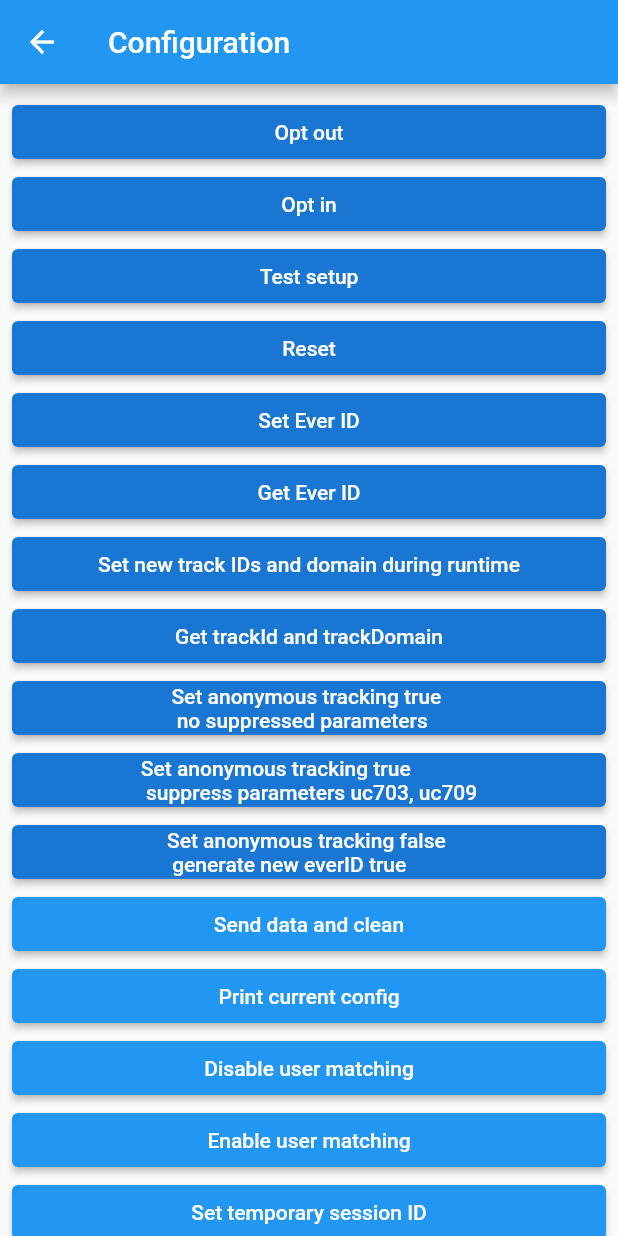
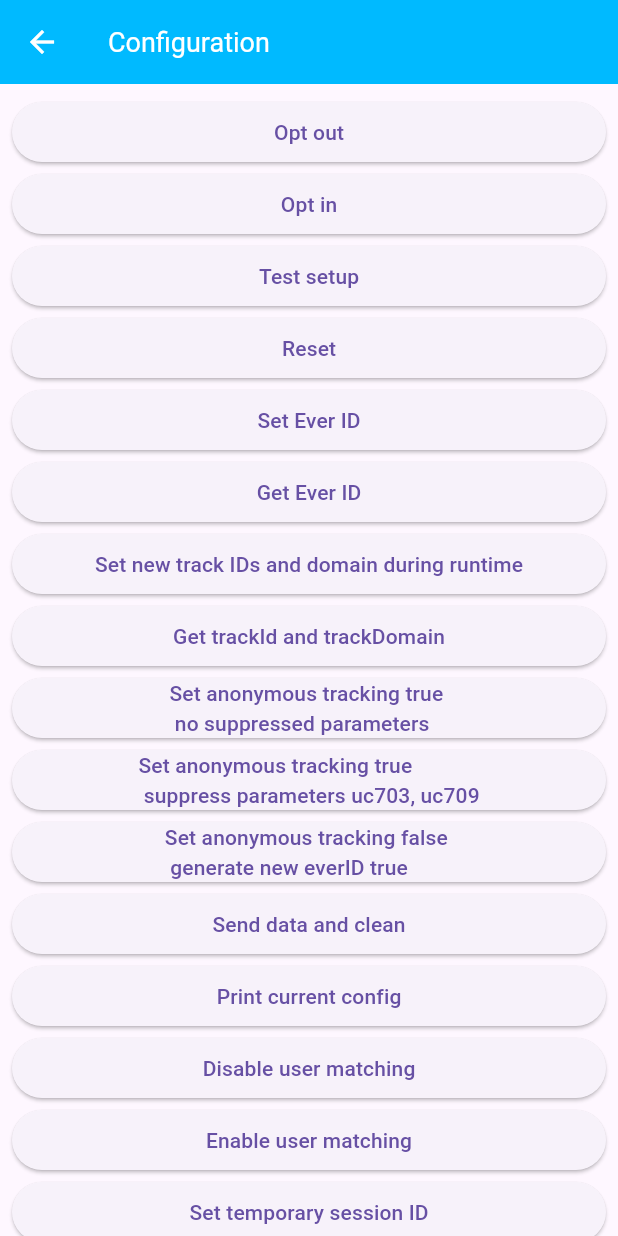
Before and after one commit to mapp-digital/Mapp-Intelligence-Flutter-Tracking, a Flutter app: the screen it shows after launch, after a tap on "Configuration", on a phone screen of 412 x 824 dp. Run offline on Flutter 3.47's test engine with Material 2 defaults, Android fonts, the phone set to English and light mode, and no system bars; our stand-ins replace chewie, video_player; missing offline and left inert: dart:ffi; statements that could not run were skipped.

Commit message:
Sample for mapp analytics observer

```diff
--- a/example/lib/ActionTracking.dart
+++ b/example/lib/ActionTracking.dart
@@ -16,8 +16,6 @@ class ActionTracking extends StatelessWidget {
         PluginMappintelligence.trackAction(event);
       },
       child: Text('Track Action'),
-      style:
-          ElevatedButton.styleFrom(primary: Theme.of(context).primaryColorDark),
     ));
     buttons.add(ElevatedButton(
       onPressed: () async {
@@ -42,8 +40,6 @@ class ActionTracking extends StatelessWidget {
         PluginMappintelligence.trackAction(event);
       },
       child: Text('Track Custom Action'),
-      style:
-          ElevatedButton.styleFrom(primary: Theme.of(context).primaryColorDark),
     ));
     return buttons;
   }
@@ -53,7 +49,6 @@ class ActionTracking extends StatelessWidget {
     return Scaffold(
       appBar: AppBar(
         title: Text('Action Tracking'),
-        backgroundColor: Theme.of(context).primaryColor,
       ),
       body: ListView(
         children: _buildButtons(context),
--- a/example/lib/DeepLinkTracking.dart
+++ b/example/lib/DeepLinkTracking.dart
@@ -37,7 +37,6 @@ class DeepLinkTracking extends StatelessWidget {
     return Scaffold(
       appBar: AppBar(
         title: Text('URL Tracking'),
-        backgroundColor: Theme.of(context).primaryColor,
       ),
       body: Padding(
         padding: const EdgeInsets.all(8.0),
--- a/example/lib/Details.dart
+++ b/example/lib/Details.dart
@@ -15,16 +15,12 @@ class DetailsView extends StatelessWidget {
         await PluginMappintelligence.optOutAndSendCurrentData(true);
       },
       child: Text('Opt out'),
-      style:
-          ElevatedButton.styleFrom(primary: Theme.of(context).primaryColorDark),
     ));
     buttons.add(ElevatedButton(
       onPressed: () {
         PluginMappintelligence.optIn();
       },
       child: Text('Opt in'),
-      style:
-          ElevatedButton.styleFrom(primary: Theme.of(context).primaryColorDark),
     ));
 
     buttons.add(ElevatedButton(
@@ -38,8 +34,6 @@ class DetailsView extends StatelessWidget {
         PluginMappintelligence.build();
       },
       child: Text('Test setup'),
-      style:
-          ElevatedButton.styleFrom(primary: Theme.of(context).primaryColorDark),
     ));
 
     buttons.add(ElevatedButton(
@@ -53,26 +47,22 @@ class DetailsView extends StatelessWidget {
         //PluginMappintelligence.setEverId("111111111");
       },
       child: Text("Reset"),
-      style:
-          ElevatedButton.styleFrom(primary: Theme.of(context).primaryColorDark),
     ));
     buttons.add(ElevatedButton(
       onPressed: () {
         PluginMappintelligence.setEverId("123456789");
       },
       child: Text("Set Ever ID"),
-      style:
-          ElevatedButton.styleFrom(primary: Theme.of(context).primaryColorDark),
     ));
 
     buttons.add(ElevatedButton(
       onPressed: () {
-        PluginMappintelligence.getEverID().then((String value) =>
-            {showAlertDialog(context, "Current EverId: ${value.isEmpty ? "null" : value}")});
+        PluginMappintelligence.getEverID().then((String value) => {
+              showAlertDialog(
+                  context, "Current EverId: ${value.isEmpty ? "null" : value}")
+            });
       },
       child: Text('Get Ever ID'),
-      style:
-          ElevatedButton.styleFrom(primary: Theme.of(context).primaryColorDark),
     ));
 
     buttons.add(ElevatedButton(
@@ -81,8 +71,6 @@ class DetailsView extends StatelessWidget {
             ["826582930668809"], "http://vdestellaaccount01.wt-eu02.net");
       },
       child: Text("Set new track IDs and domain during runtime"),
-      style:
-          ElevatedButton.styleFrom(primary: Theme.of(context).primaryColorDark),
     ));
     buttons.add(ElevatedButton(
       onPressed: () async {
@@ -106,16 +94,12 @@ class DetailsView extends StatelessWidget {
         }
       },
       child: Text("Get trackId and trackDomain"),
-      style:
-          ElevatedButton.styleFrom(primary: Theme.of(context).primaryColorDark),
     ));
     buttons.add(ElevatedButton(
       onPressed: () async {
         PluginMappintelligence.setAnonymousTracking(true, [], false);
       },
       child: Text("Set anonymous tracking true \n no suppressed parameters"),
-      style:
-          ElevatedButton.styleFrom(primary: Theme.of(context).primaryColorDark),
     ));
     buttons.add(ElevatedButton(
       onPressed: () async {
@@ -124,16 +108,12 @@ class DetailsView extends StatelessWidget {
       },
       child: Text(
           "Set anonymous tracking true \n suppress parameters uc703, uc709"),
-      style:
-          ElevatedButton.styleFrom(primary: Theme.of(context).primaryColorDark),
     ));
     buttons.add(ElevatedButton(
       onPressed: () async {
         PluginMappintelligence.setAnonymousTracking(false, ['cs801'], true);
       },
       child: Text("Set anonymous tracking false \n generate new everID true"),
-      style:
-          ElevatedButton.styleFrom(primary: Theme.of(context).primaryColorDark),
     ));
     buttons.add(ElevatedButton(
         onPressed: () async {
@@ -170,8 +150,9 @@ class DetailsView extends StatelessWidget {
   Widget build(BuildContext context) {
     return Scaffold(
       appBar: AppBar(
-        title: Text('Configuration'),
-        backgroundColor: Theme.of(context).primaryColor,
+        title: Text(
+          'Configuration',
+        ),
       ),
       body: ListView(
         children: _buildButtons(context),
--- a/example/lib/PageViewEvent.dart
+++ b/example/lib/PageViewEvent.dart
@@ -84,7 +84,6 @@ class PageViewEventScreen extends StatelessWidget {
     return Scaffold(
         appBar: AppBar(
           title: Text('Page View Event'),
-          backgroundColor: Theme.of(context).primaryColor,
         ),
         body: ListView(children: buttons));
   }
--- a/example/lib/VideoPlayer.dart
+++ b/example/lib/VideoPlayer.dart
@@ -12,7 +12,6 @@ class VideoPlayerApp extends StatelessWidget {
     return Scaffold(
         appBar: AppBar(
           title: Text('Video Player Demo'),
-          backgroundColor: Theme.of(context).primaryColor,
         ),
         body: VideoPlayerScreen());
   }
--- a/example/lib/Webview.dart
+++ b/example/lib/Webview.dart
@@ -7,7 +7,6 @@ class WebviewApp extends StatelessWidget {
     return Scaffold(
         appBar: AppBar(
           title: Text('WebView'),
-          backgroundColor: Theme.of(context).primaryColor,
         ),
         body: WebviewScreen());
   }
--- a/example/lib/WebviewForAndroid.dart
+++ b/example/lib/WebviewForAndroid.dart
@@ -16,7 +16,6 @@ class WebviewForAndroid extends StatelessWidget {
     return Scaffold(
       appBar: AppBar(
         title: Text('WebviewForAndroid'),
-        backgroundColor: Theme.of(context).primaryColor,
       ),
       body: WebView(
           initialUrl: 'http://demoshop.webtrekk.com/web2app/index.html',
@@ -27,6 +26,4 @@ class WebviewForAndroid extends StatelessWidget {
           }),
     );
   }
-
-
 }
--- a/example/lib/main.dart
+++ b/example/lib/main.dart
@@ -1,8 +1,8 @@
 import 'package:flutter/material.dart';
-import 'package:mapp_sdk/helper_classes.dart';
-import 'package:mapp_sdk/mapp_sdk.dart';
 import 'package:plugin_mappintelligence/object_tracking_classes.dart';
 import 'package:plugin_mappintelligence/plugin_mappintelligence.dart';
+import 'package:plugin_mappintelligence/tracking/mapp_analytics_observer.dart';
+import 'package:plugin_mappintelligence/tracking/tracking_events.dart';
 import 'package:plugin_mappintelligence_example/DeepLinkTracking.dart';
 import 'package:plugin_mappintelligence_example/FormTracking.dart';
 
@@ -43,12 +43,16 @@ void main() async {
 class MyApp extends StatelessWidget {
   @override
   Widget build(BuildContext context) {
+    print("RUN MATERIAL APP");
     return MaterialApp(
       title: 'Flutter Demo',
       theme: ThemeData(
           primaryColor: Color(0xFF00BAFF),
           primaryColorDark: Color(0xFF0592D7),
           cardColor: Color(0xFF888888),
+          appBarTheme: AppBarTheme(
+              backgroundColor: Color(0xFF00BAFF),
+              titleTextStyle: TextStyle(color: Colors.white)),
           colorScheme:
               ColorScheme.fromSwatch().copyWith(secondary: Color(0xFF58585A))),
       home: HomePage(),
@@ -72,6 +76,26 @@ class HomePage extends StatelessWidget {
     "Page View Event",
     "FormTracking"
   ];
+
+  @override
+  Widget build(BuildContext context) {
+    return MaterialApp(
+      navigatorObservers: [
+        MappAnalyticsObserver([TrackingEvents.PUSH])
+      ],
+      theme: ThemeData.light(useMaterial3: true).copyWith(
+        appBarTheme: AppBarTheme(
+            backgroundColor: Color(0xFF00BAFF),
+            iconTheme: IconThemeData(color: Colors.white),
+            titleTextStyle: TextStyle(color: Colors.white, fontSize: 18)),
+      ),
+      home: Scaffold(
+          appBar: AppBar(
+            title: const Text('Mapp Intelligence Demo'),
+          ),
+          body: _buildListView(context)),
+    );
+  }
 
   Widget _determineWidget(int index) {
     switch (index) {
@@ -114,10 +138,12 @@ class HomePage extends StatelessWidget {
               textAlign: TextAlign.center,
             ),
             onTap: () {
+              final widget = _determineWidget(index);
               Navigator.push(
                 context,
                 MaterialPageRoute(
-                  builder: (context) => _determineWidget(index),
+                  settings: RouteSettings(name: widget.toString()),
+                  builder: (context) => widget,
                 ),
               );
             },
@@ -126,16 +152,4 @@ class HomePage extends StatelessWidget {
       },
     );
   }
-
-  @override
-  Widget build(BuildContext context) {
-    return MaterialApp(
-      home: Scaffold(
-          appBar: AppBar(
-            title: const Text('Mapp Intelligence Demo'),
-            backgroundColor: Theme.of(context).primaryColorDark,
-          ),
-          body: _buildListView(context)),
-    );
-  }
 }
--- /dev/null
+++ b/lib/tracking/mapp_analytics_observer.dart
@@ -0,0 +1,45 @@
+import 'package:flutter/material.dart';
+import 'package:plugin_mappintelligence/tracking/tracking_events.dart';
+
+class MappAnalyticsObserver extends RouteObserver<PageRoute<dynamic>> {
+  final List<TrackingEvents> trackingEvents;
+
+  MappAnalyticsObserver(
+      [this.trackingEvents = const <TrackingEvents>[
+        TrackingEvents.PUSH,
+        TrackingEvents.POP,
+        TrackingEvents.REPLACE
+      ]]);
+
+  void _sendScreenView(String actionName, Route<dynamic> route) {
+    var screenName = route.settings.name;
+    debugPrint('PAGE TRACKING >> $actionName - screen: $screenName');
+  }
+
+  @override
+  void didPush(Route route, Route? previousRoute) {
+    super.didPush(route, previousRoute);
+    if (route is PageRoute && trackingEvents.contains(TrackingEvents.PUSH)) {
+      _sendScreenView("push", route);
+    }
+  }
+
+  @override
+  void didReplace({Route<dynamic>? newRoute, Route<dynamic>? oldRoute}) {
+    super.didReplace(newRoute: newRoute);
+    if (newRoute is PageRoute &&
+        trackingEvents.contains(TrackingEvents.REPLACE)) {
+      _sendScreenView("replace", newRoute);
+    }
+  }
+
+  @override
+  void didPop(Route route, Route? previousRoute) {
+    super.didPop(route, previousRoute);
+    if (previousRoute is PageRoute &&
+        route is PageRoute &&
+        trackingEvents.contains(TrackingEvents.POP)) {
+      _sendScreenView("pop", previousRoute);
+    }
+  }
+}
--- /dev/null
+++ b/lib/tracking/tracking_events.dart
@@ -0,0 +1 @@
+enum TrackingEvents { PUSH, POP, REPLACE }
```
Also changed, not shown: example/lib/Campaign.dart (+0 -7 lines), example/lib/Ecommerce.dart (+4 -11 lines), example/lib/ExceptionTracking.dart (+0 -7 lines), example/lib/FormTracking.dart (+0 -7 lines), example/lib/Media.dart (+0 -7 lines), example/lib/PageTracking.dart (+0 -7 lines), 1 other file.
